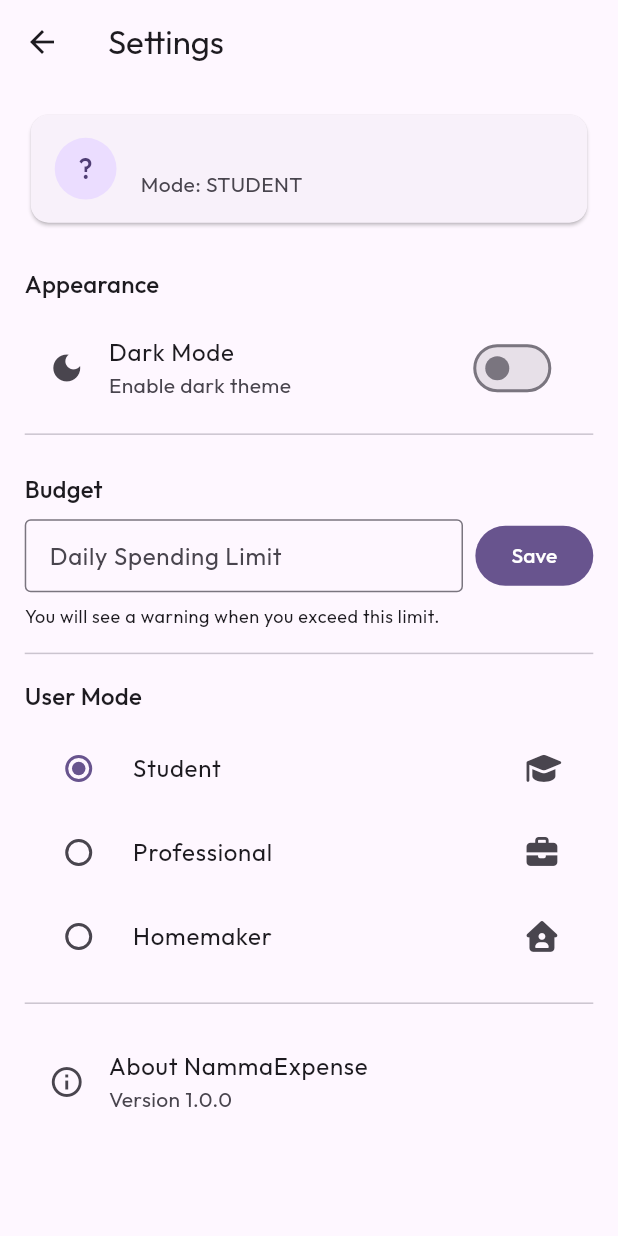
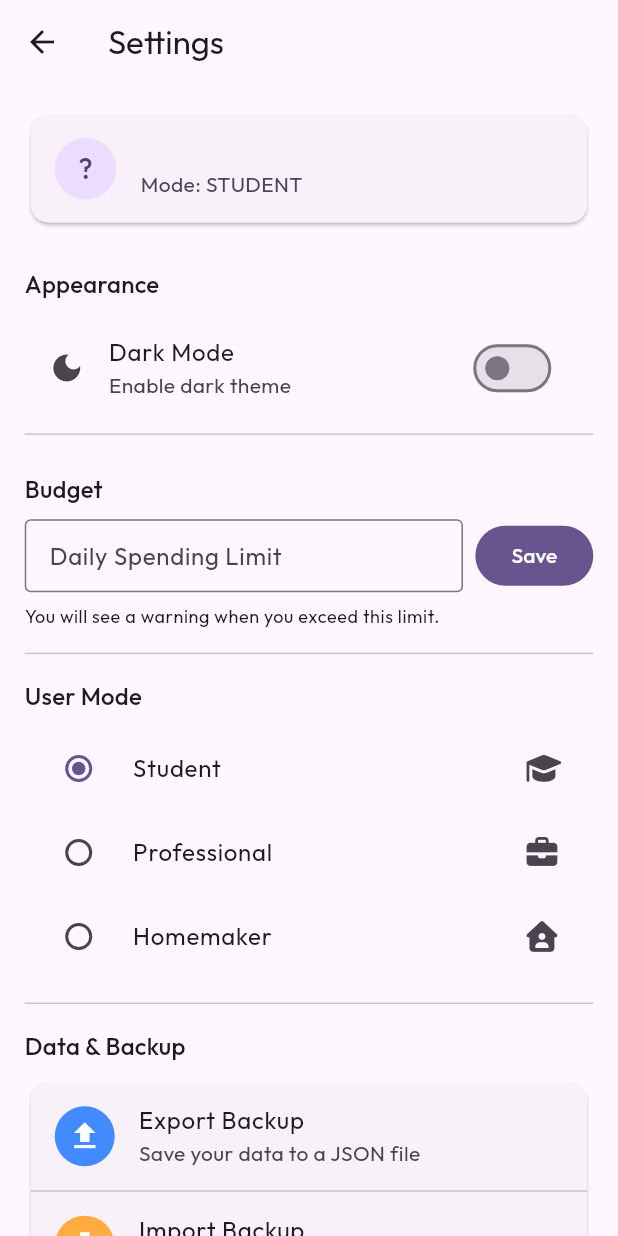
Before and after one commit to pajjuh/namma-expense, a Flutter app: the SettingsScreen screen opened directly, on a phone screen of 412 x 824 dp. Run offline on Flutter 3.47's test engine with Material 3 defaults, Android fonts, the phone set to English and light mode, and no system bars; our stand-ins replace file_picker, fl_chart, font_awesome_flutter, google_fonts, share_plus, shared_preferences and 2 more; accounts and stored records are empty.

Commit message:
removed bugs and added export and import backup function (not tested fully)

```diff
--- a/lib/providers/user_provider.dart
+++ b/lib/providers/user_provider.dart
@@ -71,4 +71,48 @@ class UserProvider with ChangeNotifier {
     _dailyLimit = limit;
     notifyListeners();
   }
+
+  // --- Backup & Restore ---
+
+  Map<String, dynamic> exportSettings() {
+    return {
+      AppKeys.userName: _userName,
+      AppKeys.userCurrency: _currency,
+      AppKeys.userMode: _userMode.index,
+      AppKeys.isDarkTheme: _isDarkTheme,
+      AppKeys.dailyLimit: _dailyLimit,
+    };
+  }
+
+  Future<void> importSettings(Map<String, dynamic> data) async {
+    final prefs = await SharedPreferences.getInstance();
+
+    if (data.containsKey(AppKeys.userName)) {
+      _userName = data[AppKeys.userName];
+      await prefs.setString(AppKeys.userName, _userName);
+    }
+
+    if (data.containsKey(AppKeys.userCurrency)) {
+      _currency = data[AppKeys.userCurrency];
+      await prefs.setString(AppKeys.userCurrency, _currency);
+    }
+
+    if (data.containsKey(AppKeys.userMode)) {
+      final modeIndex = data[AppKeys.userMode];
+      _userMode = UserMode.values.length > modeIndex ? UserMode.values[modeIndex] : UserMode.student;
+      await prefs.setInt(AppKeys.userMode, _userMode.index);
+    }
+
+    if (data.containsKey(AppKeys.isDarkTheme)) {
+      _isDarkTheme = data[AppKeys.isDarkTheme];
+      await prefs.setBool(AppKeys.isDarkTheme, _isDarkTheme);
+    }
+
+    if (data.containsKey(AppKeys.dailyLimit)) {
+      _dailyLimit = (data[AppKeys.dailyLimit] as num).toDouble();
+      await prefs.setDouble(AppKeys.dailyLimit, _dailyLimit);
+    }
+
+    notifyListeners();
+  }
 }
--- a/lib/screens/settings_screen.dart
+++ b/lib/screens/settings_screen.dart
@@ -3,6 +3,7 @@ import 'package:provider/provider.dart';
 import 'package:font_awesome_flutter/font_awesome_flutter.dart';
 import '../providers/user_provider.dart';
 import '../helpers/constants.dart';
+import '../services/backup_service.dart';
 
 class SettingsScreen extends StatefulWidget {
   const SettingsScreen({super.key});
@@ -145,6 +146,36 @@ class _SettingsScreenState extends State<SettingsScreen> {
           }),
           Divider(height: screenHeight * 0.04),
 
+          // Data & Backup
+          Text('Data & Backup', style: Theme.of(context).textTheme.titleMedium),
+          SizedBox(height: screenHeight * 0.01),
+          Card(
+            child: Column(
+              children: [
+                ListTile(
+                  leading: const CircleAvatar(
+                    backgroundColor: Colors.blueAccent,
+                    child: Icon(Icons.upload, color: Colors.white),
+                  ),
+                  title: const Text('Export Backup'),
+                  subtitle: const Text('Save your data to a JSON file'),
+                  onTap: () => BackupService.exportData(context),
+                ),
+                const Divider(height: 1),
+                ListTile(
+                  leading: const CircleAvatar(
+                    backgroundColor: Colors.orangeAccent,
+                    child: Icon(Icons.download, color: Colors.white),
+                  ),
+                  title: const Text('Import Backup'),
+                  subtitle: const Text('Restore data from a JSON file'),
+                  onTap: () => BackupService.importData(context),
+                ),
+              ],
+            ),
+          ),
+          Divider(height: screenHeight * 0.04),
+
           // About / Version
           ListTile(
             leading: const Icon(Icons.info_outline),
--- a/pubspec.yaml
+++ b/pubspec.yaml
@@ -32,6 +32,9 @@ dependencies:
   pdf: ^3.10.4
   printing: ^5.11.1
   speech_to_text: ^7.0.0
+  share_plus: ^12.0.1
+  file_picker: ^10.3.10
+  path_provider: ^2.1.5
 
 dev_dependencies:
   flutter_test:
```
Also changed, not shown: lib/helpers/db_helper.dart (+36 -0 lines), lib/services/backup_service.dart (added, +216 -0 lines), pubspec.lock, 5 other files.
